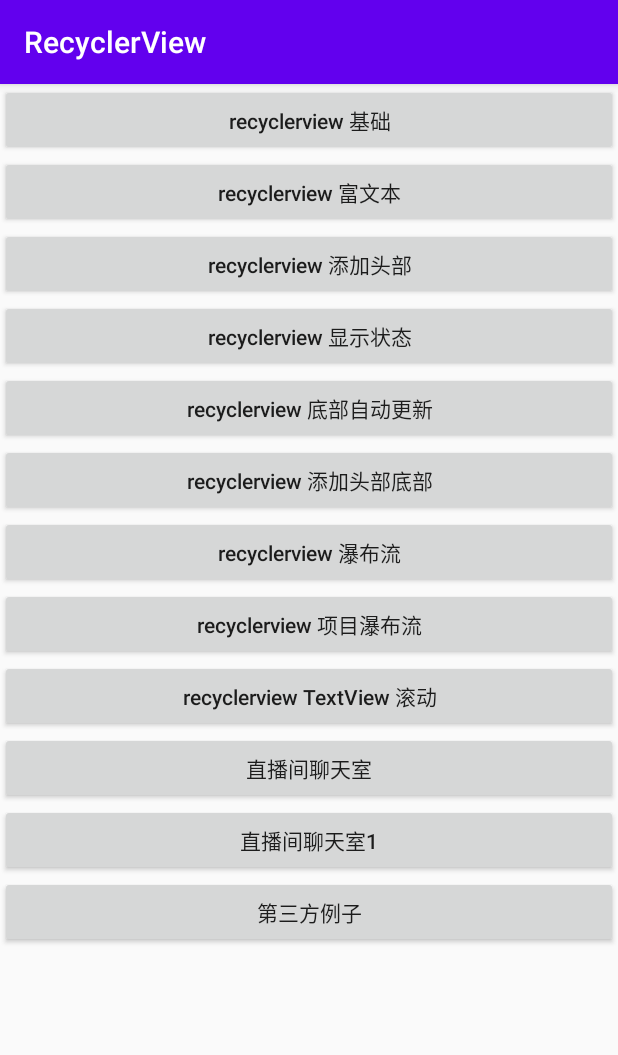
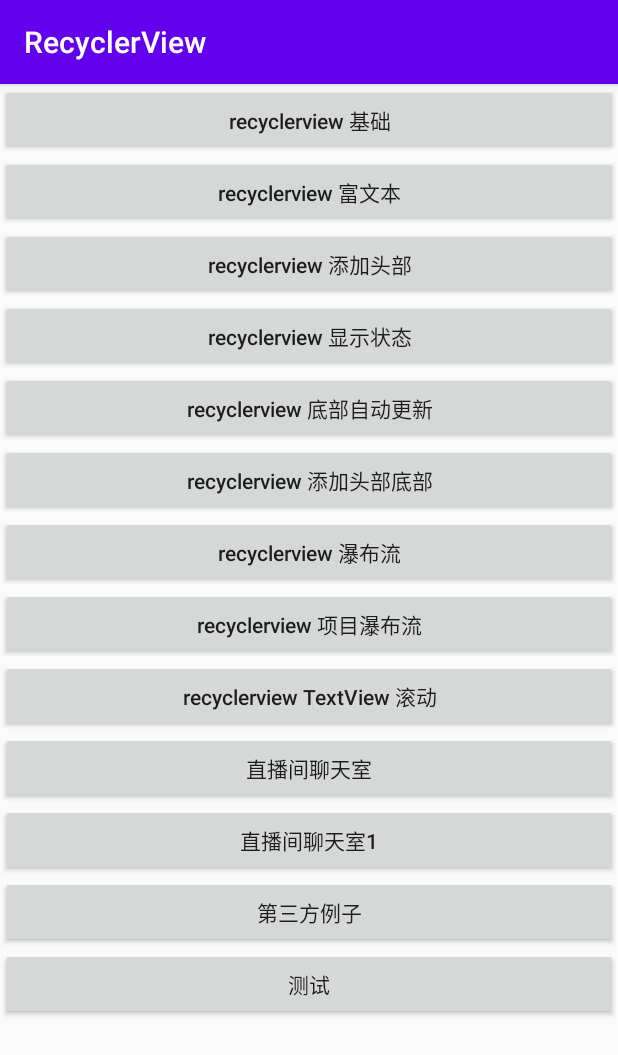
Before and after one commit to wjianchen13/RecyclerView, an Android app: the screen it shows after launch (MainActivity), on a phone screen of 412 x 824 dp. Shown: the top 1055 px of the screen. Run offline under Robolectric (Android 15) with nearby library versions, the phone set to English and light mode, and no system bars.

Commit message:
添加测试代码

```diff
--- a/app/src/main/AndroidManifest.xml
+++ b/app/src/main/AndroidManifest.xml
@@ -27,6 +27,7 @@
         <activity android:name=".chat.ChatActivity" />
         <activity android:name=".chat.ChatActivity1" />
         <activity android:name=".third.activity.ThirdActivity" />
+        <activity android:name=".test.TestActivity" />
         <activity
             android:name=".third.activity.LinearVerticalActivity"
             android:screenOrientation="portrait" />
--- a/app/src/main/res/layout/activity_main.xml
+++ b/app/src/main/res/layout/activity_main.xml
@@ -1,4 +1,8 @@
-<LinearLayout xmlns:android="http://schemas.android.com/apk/res/android"
+<ScrollView xmlns:android="http://schemas.android.com/apk/res/android"
+    android:layout_width="match_parent"
+    android:layout_height="match_parent"
+    android:orientation="vertical">
+    <LinearLayout
         android:layout_width="match_parent"
         android:layout_height="match_parent"
         android:orientation="vertical">
@@ -111,4 +115,14 @@
             android:onClick="onThird"
             android:textAllCaps="false"/>
 
+        <Button
+            android:layout_width="match_parent"
+            android:layout_height="wrap_content"
+            android:gravity="center"
+            android:padding="10dp"
+            android:text="测试"
+            android:onClick="onTest"
+            android:textAllCaps="false"/>
+
     </LinearLayout>
+</ScrollView>
```
Also changed, not shown: app/src/main/java/com/example/recyclerview/MainActivity.java (+11 -0 lines), app/src/main/java/com/example/recyclerview/test/TestActivity.java (added, +46 -0 lines), app/src/main/java/com/example/recyclerview/test/TestAdapter.java (added, +116 -0 lines), app/src/main/res/layout/item_test.xml (added, +19 -0 lines). Lines whose indentation alone changed are shown as unchanged.
